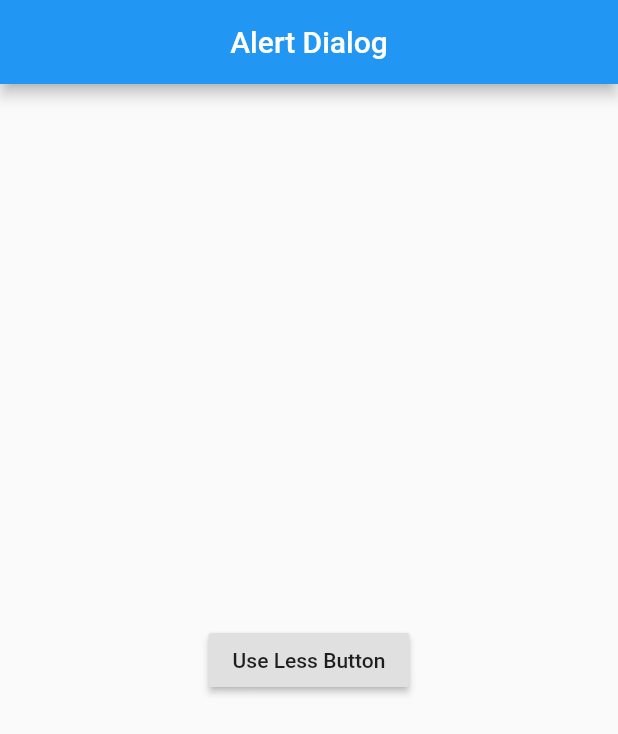
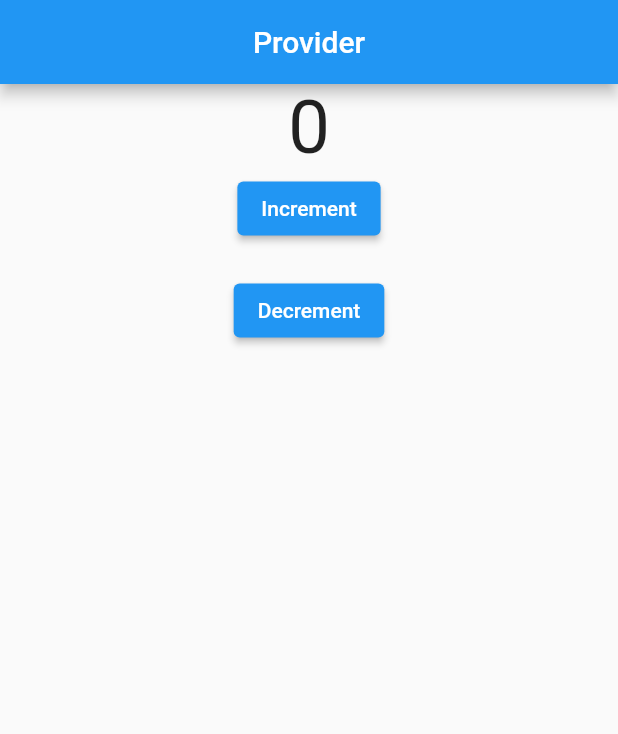
Before and after one commit to FahimKamal/Flutter_Training_app, a Flutter app: the screen it shows after launch, on a phone screen of 412 x 824 dp. Shown: the top 734 px of the screen. Run offline on Flutter 3.47's test engine with Material 2 defaults, Android fonts, the phone set to English and light mode, and no system bars; our stand-ins replace cloud_firestore, connectivity_plus, curved_navigation_bar, firebase_core, firebase_storage, flutter_slidable and 6 more; accounts and stored records are empty.

```diff
--- a/Flutter Training/lib/main.dart
+++ b/Flutter Training/lib/main.dart
@@ -1,5 +1,7 @@
 import 'package:flutter/material.dart';
+import 'package:flutter/services.dart';
 import 'package:firebase_core/firebase_core.dart' as firebase_core;
+import 'package:provider/provider.dart';
 
 import 'package:tt/Country%20Capital%20Currency/home_page.dart';
 import 'package:tt/DataBase%20Basic/database_read_write.dart';
@@ -12,6 +14,8 @@ import 'package:tt/google_maps.dart';
 import 'package:tt/image_upload.dart';
 import 'package:tt/modal_bottom_sheet_class.dart';
 import 'package:tt/popupmenubar.dart';
+import 'package:tt/provider/counter.dart';
+import 'package:tt/provider/read_provider.dart';
 import 'package:tt/searchbarclass.dart';
 import 'package:tt/shared_preferences_class.dart';
 import 'package:tt/silverappbar.dart';
@@ -49,8 +53,15 @@ import 'imagepickerclass.dart';
 
 void main() {
   runApp(const MyApp());
-  // runApp(const AppbarAndContainer());
 }
+
+// Future<void> main() async {
+//   WidgetsFlutterBinding.ensureInitialized();
+//   await firebase_core.Firebase.initializeApp();
+//   await SystemChrome.setPreferredOrientations([DeviceOrientation.portraitUp]).then((_){
+//     runApp(MyApp());
+//   });
+// }
 
 // Future<void> main() async {
 //   WidgetsFlutterBinding.ensureInitialized();
@@ -68,7 +79,9 @@ class MyApp extends StatefulWidget {
 class _MyAppState extends State<MyApp> {
   @override
   Widget build(BuildContext context) {
-    return const MaterialApp(
+    return ChangeNotifierProvider(
+      create: (context)=> CounterProvider(),
+      child: MaterialApp(
         title: "Flutter Training App",
         debugShowCheckedModeBanner: false,
         // home: RowClasses(),
@@ -111,8 +124,10 @@ class _MyAppState extends State<MyApp> {
         // home: GoogleMapClass(),
         // home: TravelSpot(),
         // home: DatabaseBasic(),
-      home: AlertDialogClass(),
+        // home: AlertDialogClass(),
         // home: ImageUploadClass(),
+        home: ReadProvider(),
+      ),
     );
   }
 }
--- /dev/null
+++ b/Flutter Training/lib/provider/counter.dart
@@ -0,0 +1,17 @@
+import 'package:flutter/material.dart';
+
+class CounterProvider extends ChangeNotifier{
+
+  int count = 0;
+
+  increment(){
+    count++;
+    notifyListeners();
+  }
+
+  decrement(){
+    count--;
+    notifyListeners();
+  }
+
+}
--- /dev/null
+++ b/Flutter Training/lib/provider/read_provider.dart
@@ -0,0 +1,41 @@
+import 'package:flutter/material.dart';
+import 'package:provider/provider.dart';
+import 'package:tt/provider/counter.dart';
+
+class ReadProvider extends StatefulWidget {
+  const ReadProvider({Key? key}) : super(key: key);
+
+  @override
+  _ReadProviderState createState() => _ReadProviderState();
+}
+
+class _ReadProviderState extends State<ReadProvider> {
+  @override
+  Widget build(BuildContext context) {
+
+    final CounterProvider countProvider = Provider.of<CounterProvider>(context);
+
+    return Scaffold(
+      appBar: AppBar(
+        title: Text("Provider"),
+        centerTitle: true,
+      ),
+      body: Center(
+        child: Column(
+          children: [
+            Text(countProvider.count.toString(), style: TextStyle(fontSize: 50),),
+            ElevatedButton(
+              onPressed: countProvider.increment,
+              child: Text("Increment")
+            ),
+            SizedBox(height: 20,),
+            ElevatedButton(
+                onPressed: (){countProvider.decrement();},
+                child: Text("Decrement")
+            ),
+          ],
+        ),
+      ),
+    );
+  }
+}
```
Also changed, not shown: Flutter Training/lib/image_upload.dart (+67 -8 lines). Lines whose indentation alone changed are shown as unchanged.
